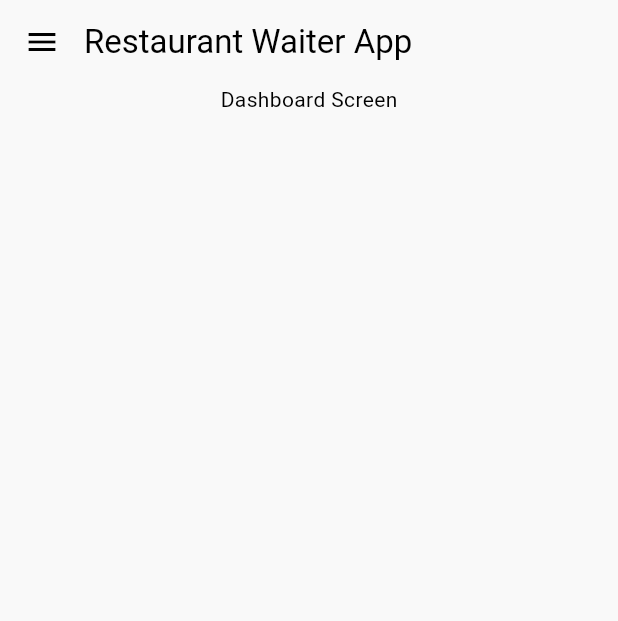
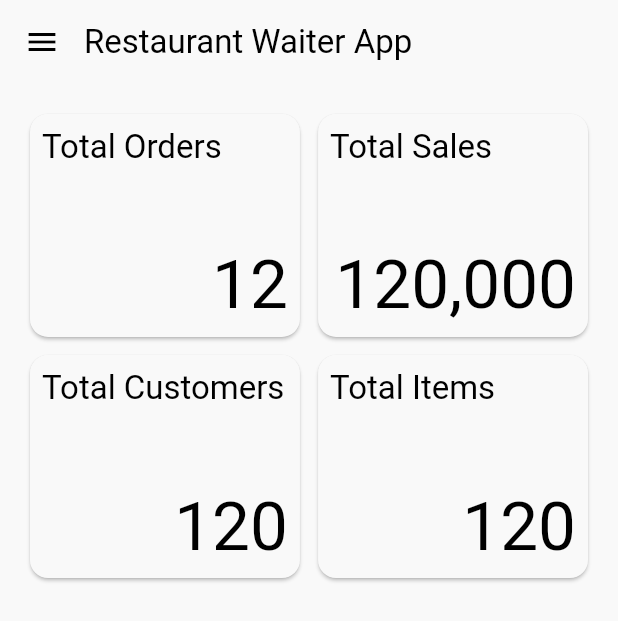
Before and after one commit to RKOrtega94/restaurant_waiter_app, a Flutter app: the screen it shows after launch, on a phone screen of 412 x 824 dp. Shown: the top 621 px of the screen. Run offline on Flutter 3.47's test engine with Material 3 defaults, Android fonts, the phone set to English and light mode, and no system bars; drawn by our look-alikes of auto_size_text; our stand-ins replace hooks_riverpod, riverpod_annotation; generated files the repository leaves out were written again.

Commit message:
Add auto_size_text dependency, update app sizes, and enhance dashboard layout

```diff
--- a/lib/core/app/theme/theme.dart
+++ b/lib/core/app/theme/theme.dart
@@ -48,6 +48,18 @@ ThemeData lightTheme() => ThemeData(
 /// Dark Theme
 ThemeData darkTheme() => lightTheme().copyWith(
     colorScheme: const ColorScheme.dark(),
+    appBarTheme: const AppBarTheme(
+      backgroundColor: Colors.black,
+      elevation: 0,
+      iconTheme: IconThemeData(
+        color: Colors.white,
+      ),
+    ),
+    cardColor: Colors.black,
+    cardTheme: const CardTheme(
+      color: Colors.black,
+      elevation: 5,
+    ),
     inputDecorationTheme: lightTheme().inputDecorationTheme.copyWith(
           fillColor: Colors.black,
           border: OutlineInputBorder(
--- a/lib/core/constants/app_sizes.dart
+++ b/lib/core/constants/app_sizes.dart
@@ -8,6 +8,7 @@
 class AppSizes {
   static const double inputRadius = 10.0;
   static const double padding = 16.0;
+  static const double paddingSmall = 8.0;
   static const double spacingSmall = 8.0;
   static const double spacingMedium = 16.0;
   static const double drawerPadding = 8.0;
--- /dev/null
+++ b/lib/features/dashboard/presentation/components/dashboard_report_card.dart
@@ -0,0 +1,54 @@
+import 'package:auto_size_text/auto_size_text.dart';
+import 'package:flutter/material.dart';
+import 'package:restaurant_waiter_app/core/constants/app_sizes.dart';
+
+/// DashboardReportCard
+///
+/// {@category Features}
+/// {@subCategory Dashboard}
+class DashboardReportCard extends StatelessWidget {
+  const DashboardReportCard({
+    required this.title,
+    required this.value,
+    super.key,
+  });
+
+  final String title;
+  final String value;
+
+  @override
+  Widget build(BuildContext context) {
+    return Card(
+      color: Theme.of(context).cardColor,
+      child: LayoutBuilder(
+        builder: (context, constraints) => Container(
+          width: constraints.maxWidth,
+          height: constraints.maxHeight,
+          padding: const EdgeInsets.all(AppSizes.paddingSmall),
+          child: Column(
+            crossAxisAlignment: CrossAxisAlignment.start,
+            mainAxisAlignment: MainAxisAlignment.spaceBetween,
+            children: [
+              AutoSizeText(
+                title,
+                style: Theme.of(context).textTheme.titleLarge,
+                maxLines: 1,
+              ),
+              SizedBox(
+                width: constraints.maxWidth,
+                child: Align(
+                  alignment: Alignment.bottomRight,
+                  child: AutoSizeText(
+                    value,
+                    style: Theme.of(context).textTheme.displayMedium,
+                    maxLines: 1,
+                  ),
+                ),
+              ),
+            ],
+          ),
+        ),
+      ),
+    );
+  }
+}
--- /dev/null
+++ b/lib/features/dashboard/presentation/components/dashboard_report_section.dart
@@ -0,0 +1,45 @@
+import 'package:flutter/material.dart';
+import 'package:restaurant_waiter_app/features/dashboard/presentation/components/dashboard_report_card.dart';
+
+/// DashboardReportSection
+///
+/// {@category Features}
+/// {@subCategory Dashboard}
+///
+/// DashboardReportSection is a StatelessWidget that displays the report section of the dashboard.
+class DashboardReportSection extends StatelessWidget {
+  const DashboardReportSection({super.key});
+
+  @override
+  Widget build(BuildContext context) {
+    return GridView(
+      shrinkWrap: true,
+      physics: const NeverScrollableScrollPhysics(),
+      gridDelegate: SliverGridDelegateWithFixedCrossAxisCount(
+        crossAxisCount: MediaQuery.sizeOf(context).width > 600 ? 4 : 2,
+        childAspectRatio: MediaQuery.sizeOf(context).width > 600 ? 1.5 : 1.2,
+        crossAxisSpacing: MediaQuery.sizeOf(context).width * 0.01,
+        mainAxisSpacing: MediaQuery.sizeOf(context).width * 0.01,
+      ),
+      padding: EdgeInsets.zero,
+      children: [
+        const DashboardReportCard(
+          title: 'Total Orders',
+          value: '12',
+        ),
+        const DashboardReportCard(
+          title: 'Total Sales',
+          value: '120,000',
+        ),
+        const DashboardReportCard(
+          title: 'Total Customers',
+          value: '120',
+        ),
+        const DashboardReportCard(
+          title: 'Total Items',
+          value: '120',
+        ),
+      ],
+    );
+  }
+}
--- a/lib/features/dashboard/presentation/screen/dashboard_screen.dart
+++ b/lib/features/dashboard/presentation/screen/dashboard_screen.dart
@@ -1,4 +1,6 @@
 import 'package:flutter/material.dart';
+import 'package:restaurant_waiter_app/core/constants/app_sizes.dart';
+import 'package:restaurant_waiter_app/features/dashboard/presentation/components/dashboard_report_section.dart';
 import 'package:restaurant_waiter_app/shared/layout/main/main_layout.dart';
 
 /// DashboardScreen
@@ -13,9 +15,16 @@ class DashboardScreen extends StatelessWidget {
 
   @override
   Widget build(BuildContext context) {
-    return const MainLayout(
-      child: Center(
-        child: Text('Dashboard Screen'),
+    return MainLayout(
+      child: LayoutBuilder(
+        builder: (context, constraints) => Container(
+          padding: const EdgeInsets.all(AppSizes.padding),
+          child: const Column(
+            children: [
+              DashboardReportSection(),
+            ],
+          ),
+        ),
       ),
     );
   }
--- a/pubspec.yaml
+++ b/pubspec.yaml
@@ -14,6 +14,7 @@ dependencies:
   flutter_localizations:
     sdk: flutter
   intl: any
+  auto_size_text: ^3.0.0
 
 dev_dependencies:
   flutter_test:
```
Also changed, not shown: pubspec.lock, 4 other files.
